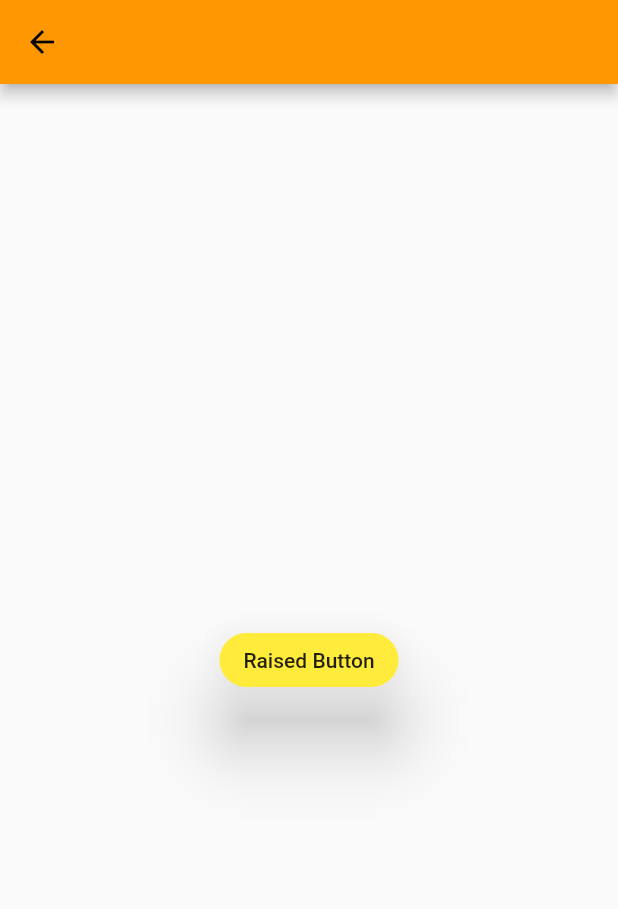
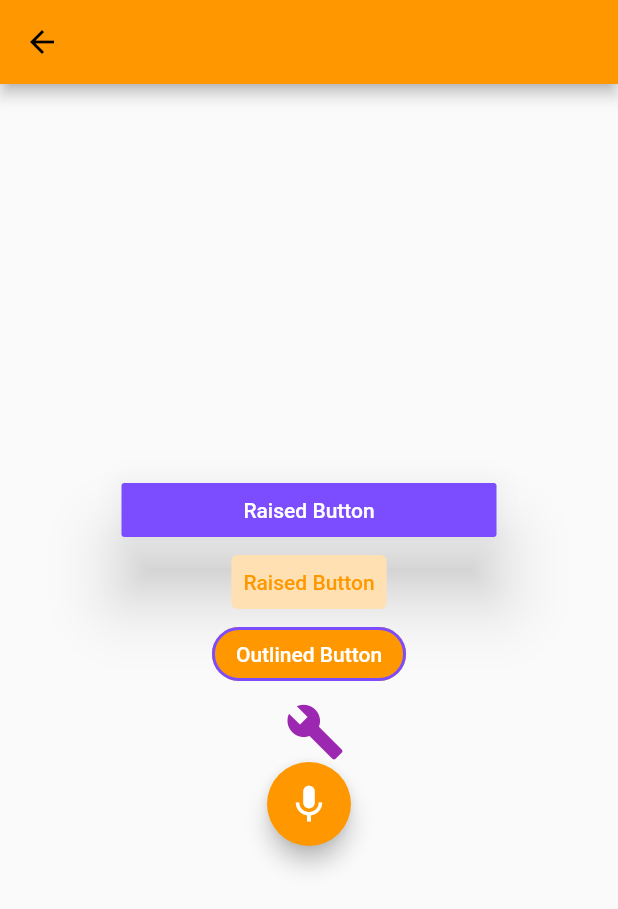
Before and after one commit to PoojaB26/FlutterBasicWidgets, a Flutter app: the ButtonWidget screen opened by its route, on a phone screen of 412 x 824 dp. Shown: the top 909 px of the screen. Run offline on Flutter 3.47's test engine with Material 2 defaults, Android fonts, the light colour scheme and no system bars.

Commit message:
Resolved some todos

```diff
--- a/flutter_widgets/lib/button_widget.dart
+++ b/flutter_widgets/lib/button_widget.dart
@@ -1,56 +1,17 @@
 import 'package:flutter/material.dart';
 
-class ButtonWidget extends StatelessWidget{
+class ButtonWidget extends StatelessWidget {
   @override
   Widget build(BuildContext context) {
     return Scaffold(
         appBar: AppBar(),
         body: Center(
-        child: RaisedButton(
-          onPressed: (){},
-          color: Colors.yellow,
-          disabledTextColor: Colors.grey,
-          shape: RoundedRectangleBorder(
-              borderRadius: BorderRadius.circular(20.0)
-          ),
-          elevation: 20.0,
-          splashColor: Colors.green,
-          highlightColor: Colors.red,
-          highlightElevation: 1.0,
-          child: Text("Raised Button"),
-        ),
-      ),
-    );
-  }
-
-}
-
-/*
-* TODO RaisedButton
-*
-* RaisedButton(
-          onPressed: (){},
-          color: Colors.yellow,
-          disabledTextColor: Colors.grey,
-          shape: RoundedRectangleBorder(
-            borderRadius: BorderRadius.circular(20.0)
-          ),
-          elevation: 20.0,
-          splashColor: Colors.green,
-          highlightColor: Colors.red,
-          highlightElevation: 1.0,
-          child: Text("Raised Button"),
-        ),
-*
-* */
-
-
-/*
-* TODO MaterialButton
-*
-* MaterialButton(
+          child: Column(
+            mainAxisAlignment: MainAxisAlignment.center,
+            children: [
+              MaterialButton(
                 minWidth: 250.0,
-          onPressed: (){},
+                onPressed: () {},
                 colorBrightness: Brightness.dark,
                 color: Colors.deepPurpleAccent,
                 elevation: 20.0,
@@ -59,74 +20,50 @@ class ButtonWidget extends StatelessWidget{
                 highlightElevation: 1.0,
                 child: Text("Raised Button"),
               ),
-
-* */
-
-/*
-* TODO FlatButton
-*
-* FlatButton(
-          onPressed: (){},
-          colorBrightness: Brightness.dark,
-          color: Colors.deepPurpleAccent,
-          splashColor: Colors.green,
-          highlightColor: Colors.red,
+              TextButton(
+                style: ButtonStyle(
+                  backgroundColor: MaterialStateProperty.resolveWith<Color>(
+                      (states) => Colors.orange.shade100),
+                ),
+                onPressed: () {},
                 child: Text("Raised Button"),
-          shape: RoundedRectangleBorder(
-            borderRadius: BorderRadius.horizontal(left: Radius.circular(20.0), right: Radius.circular(1.0))
+              ),
+              OutlinedButton(
+                onPressed: () {},
+                style: ButtonStyle(
+                  side: MaterialStateProperty.resolveWith<BorderSide>(
+                      (states) => BorderSide(
+                          width: 2.0, color: Colors.deepPurpleAccent)),
+                  backgroundColor: MaterialStateProperty.resolveWith<Color>(
+                      (states) => Colors.orange),
+                  shape: MaterialStateProperty.resolveWith<OutlinedBorder>((_) {
+                    return RoundedRectangleBorder(
+                        borderRadius: BorderRadius.circular(20));
+                  }),
+                ),
+                child: Text(
+                  "Outlined Button",
+                  style: TextStyle(color: Colors.white),
                 ),
               ),
-*
-* */
-
-
-/*
-* TODO OutlineButton
-*
-* OutlineButton(
-          onPressed: (){},
-          borderSide: BorderSide(
-            width: 5.0,
-            color: Colors.deepPurpleAccent
-          ),
-          color: Colors.deepPurpleAccent,
-          highlightedBorderColor: Colors.purple,
-          splashColor: Colors.green,
-          //highlightColor: Colors.red,
-          child: Text("Raised Button"),
-          shape: RoundedRectangleBorder(
-            borderRadius: BorderRadius.vertical(top: Radius.circular(20.0), bottom: Radius.circular(1.0))
-          ),
-        ),
-*
-* */
-
-
-/*
-* TODO IconButton
-*
-* IconButton(
+              IconButton(
                   color: Colors.purple,
                   splashColor: Colors.yellow,
-           // highlightColor: Colors.red,
-            icon: Icon(Icons.build, size: 40.0,),
-            onPressed: (){})
+                  icon: Icon(
+                    Icons.build,
+                    size: 40.0,
                   ),
-
-* */
-
-/*
-* TODO Simple Circular Button using FloatingActionButton (Mini and Normal Size)
-*
-* FloatingActionButton(
+                  onPressed: () {}),
+              FloatingActionButton(
                   backgroundColor: Colors.orange,
-                child: Icon(Icons.mic, size: 30.0, color: Colors.white,),
-                onPressed: (){}),
-
-
-* FloatingActionButton(
-                mini: true,
-                backgroundColor: Colors.green,
-                child: Icon(Icons.mic, size: 30.0, color: Colors.white,),
-                onPressed: (){}),
-* */
+                  child: Icon(
+                    Icons.mic,
+                    size: 30.0,
+                    color: Colors.white,
+                  ),
+                  onPressed: () {}),
+            ],
+          ),
+        ));
+  }
+}
```
Also changed, not shown: flutter_widgets/lib/appar_widget.dart (+9 -15 lines), flutter_widgets/lib/column_widget.dart (+18 -22 lines). Lines whose indentation alone changed are shown as unchanged.
